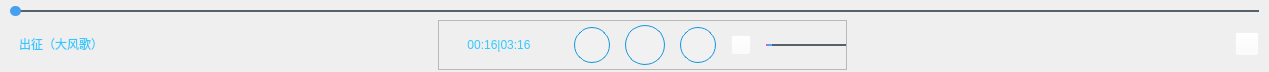
First picture: the form in VideoPlayer/videomodels/FloatPlayCtl.ui, repository huizhang556/pc-video-player, before the edit.
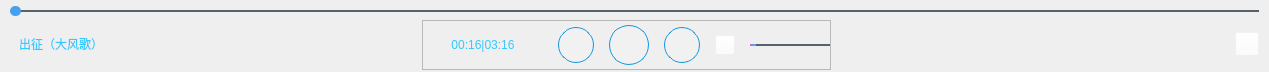
Second picture: the form after the edit. Icons and pictures are not drawn.

Diff of the .ui file:
```diff
--- a/VideoPlayer/videomodels/FloatPlayCtl.ui
+++ b/VideoPlayer/videomodels/FloatPlayCtl.ui
@@ -444,7 +444,7 @@
          </property>
          <property name="sizeHint" stdset="0">
           <size>
-           <width>288</width>
+           <width>300</width>
            <height>17</height>
           </size>
          </property>
@@ -454,7 +454,7 @@
         <widget class="QLabel" name="label">
          <property name="minimumSize">
           <size>
-           <width>160</width>
+           <width>180</width>
            <height>0</height>
           </size>
          </property>
```
Left out of the diff: 2 changed lines with no effect on the pictures.
